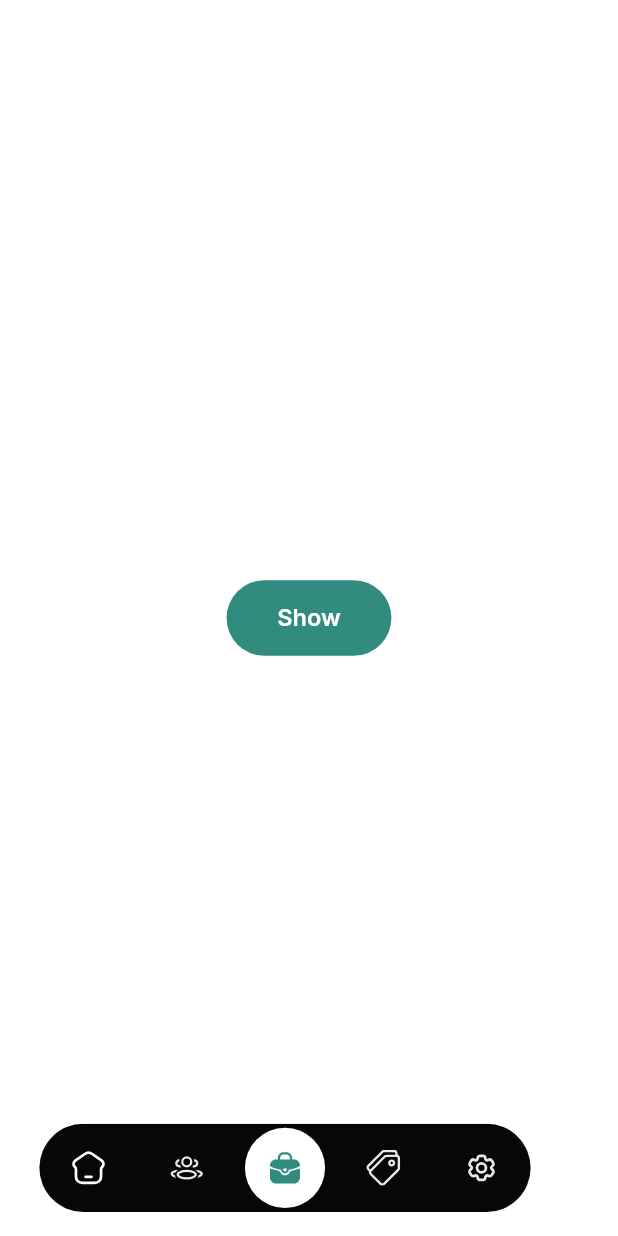
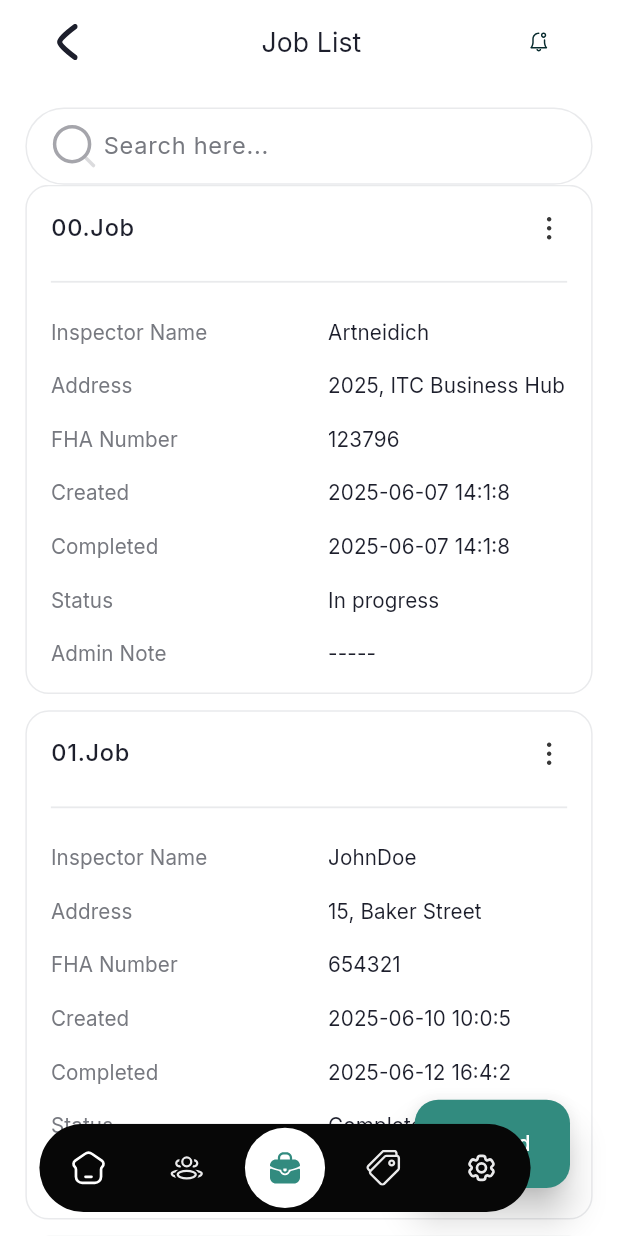
Before and after one commit to backbencherstudio/artneidich_admin_app, a Flutter app: the JobManagementScreen screen opened by its route, on a phone screen of 412 x 824 dp. Run offline on Flutter 3.47's test engine with Material 3 defaults, Android fonts, the phone set to English and light mode, and no system bars; our stand-ins replace flutter_riverpod, flutter_screenutil, flutter_svg, go_router, google_fonts; missing offline and left inert: dynamic_path_url_strategy.

Commit message:
start the flowfix

```diff
--- a/lib/src/core/constant/icons.dart
+++ b/lib/src/core/constant/icons.dart
@@ -18,6 +18,8 @@ static const String appleICon = "$safrid/appleicon.svg ";
 static const String deleteicon = "$iconPath/delete.svg";
 
 
+static const String inspection = "$iconPath/inspect.svg";
+static const String notepad = '$iconPath/notepad.svg';
 
 
 
--- a/lib/src/feature/screens/Home/presentation/home_screen.dart
+++ b/lib/src/feature/screens/Home/presentation/home_screen.dart
@@ -160,6 +160,7 @@ class HomeScreen extends StatelessWidget {
               ),
               SizedBox(height: 16.h),
               CustomDetailsTile(
+
                 index: 1,
                 userName: 'Artneidich',
                 email: 'art@artneidich.com',
--- a/lib/src/feature/screens/Home/presentation/widgets/custom_job_detail_tile.dart
+++ b/lib/src/feature/screens/Home/presentation/widgets/custom_job_detail_tile.dart
@@ -1,12 +1,18 @@
+// ignore_for_file: use_build_context_synchronously
+
 import 'package:artneidich_admin/src/feature/screens/Home/presentation/widgets/custom_row_text.dart';
+import 'package:artneidich_admin/src/feature/screens/job_management_screen/presentation/widget/show_create_job_sheet.dart';
+import 'package:artneidich_admin/src/feature/screens/label_management_screens/presentation/widgets/menu_card.dart';
 import 'package:flutter/material.dart';
+import 'package:flutter_riverpod/flutter_riverpod.dart';
 import 'package:flutter_screenutil/flutter_screenutil.dart';
 import 'package:flutter_svg/svg.dart';
 
 import '../../../../../core/constant/icons.dart';
 import '../../../../../core/theme/theme_extension/color_pallete.dart';
+import '../../../../common_widgets/commonWidget.dart';
 
-class CustomJobDetailTile extends StatelessWidget {
+class CustomJobDetailTile extends ConsumerWidget {
 
  final int index;
   final String inspectorName;
@@ -16,8 +22,8 @@ class CustomJobDetailTile extends StatelessWidget {
   final String completedAt;
   final String status;
   final String? adminNote;
-
-  const CustomJobDetailTile({
+  final GlobalKey _key = GlobalKey();
+   CustomJobDetailTile({
     super.key,
     required this.index,
     required this.inspectorName,
@@ -30,7 +36,7 @@ class CustomJobDetailTile extends StatelessWidget {
   });
 
   @override
-  Widget build(BuildContext context) {
+  Widget build(BuildContext context, WidgetRef ref) {
     final textTheme = Theme.of(context).textTheme;
 
     return Container(
@@ -63,7 +69,28 @@ class CustomJobDetailTile extends StatelessWidget {
                   ),
                 ),
                 Spacer(),
-                SvgPicture.asset(AppIcons.threedot),
+               GestureDetector(
+                  key: _key,
+                  onTap: () async {
+                    final value = await customPopupMenu(
+                      height: 222.h,
+                      context: context,
+                      key: _key,
+                      list: {"Add note","Inspector Issue","Edit", "Delete"},
+                      iconListPath: [AppIcons.notepad,AppIcons.inspection,AppIcons.editIcon, AppIcons.delete],
+                    );
+                    if (value != null) {
+                      debugPrint('\n\n$value\n\n');
+                    }
+                    if(value == 'Edit'){
+                     showCreateJobSheet(context , ref);
+                    }
+                    if(value == 'Delete'){
+                      CommonWidget.deleteSheet(context: context, onTap: (){});
+                    }
+                  },
+                  child: SvgPicture.asset(AppIcons.threedot),
+                ),
               ],
             ),
             SizedBox(height: 16.h),
--- /dev/null
+++ b/lib/src/feature/screens/job_management_screen/RiverPod/jobList_provider.dart
@@ -0,0 +1,14 @@
+import 'package:artneidich_admin/src/feature/screens/job_management_screen/model/dummy_json_job_model.dart';
+import 'package:artneidich_admin/src/feature/screens/job_management_screen/model/job_inspection_model.dart';
+import 'package:flutter_riverpod/flutter_riverpod.dart';
+
+final userJobListProvider = FutureProvider<List<InspectionDetails>>((ref) async {
+  await Future.delayed(Duration(milliseconds: 200));
+
+  try {
+    final jobList = await UserJobDataCall.fetchUser(dummyJobJsonData);
+    return jobList;
+  } catch (error) {
+    throw Exception('Error while fetching data : $error');
+  }
+});
--- /dev/null
+++ b/lib/src/feature/screens/job_management_screen/model/dummy_json_job_model.dart
@@ -0,0 +1,231 @@
+
+const String dummyJobJsonData = '''{
+
+   "data" : [
+  {
+    "inspectorName": "Artneidich",
+    "address": "2025, ITC Business Hub",
+    "fhaNumber": "123796",
+    "created": "2025-06-07 14:1:8",
+    "completed": "2025-06-07 14:1:8",
+    "status": "In progress",
+    "adminNote": "-----"
+  },
+  {
+    "inspectorName": "JohnDoe",
+    "address": "15, Baker Street",
+    "fhaNumber": "654321",
+    "created": "2025-06-10 10:0:5",
+    "completed": "2025-06-12 16:4:2",
+    "status": "Completed",
+    "adminNote": "Reviewed"
+  },
+  {
+    "inspectorName": "JaneSmith",
+    "address": "9, Elm Street",
+    "fhaNumber": "234567",
+    "created": "2025-05-25 12:3:2",
+    "completed": "2025-05-26 14:2:3",
+    "status": "Pending",
+    "adminNote": "Follow-up needed"
+  },
+  {
+    "inspectorName": "MichaelJohnson",
+    "address": "17, Oak Avenue",
+    "fhaNumber": "987654",
+    "created": "2025-06-05 09:4:5",
+    "completed": "2025-06-06 11:2:1",
+    "status": "In progress",
+    "adminNote": "-----"
+  },
+  {
+    "inspectorName": "AliceWilliams",
+    "address": "32, Park Lane",
+    "fhaNumber": "123654",
+    "created": "2025-06-01 14:1:3",
+    "completed": "2025-06-02 15:1:0",
+    "status": "Completed",
+    "adminNote": "All checks passed"
+  },
+  {
+    "inspectorName": "DavidBrown",
+    "address": "44, King Street",
+    "fhaNumber": "852963",
+    "created": "2025-06-03 16:0:0",
+    "completed": "2025-06-05 18:3:2",
+    "status": "In progress",
+    "adminNote": "-----"
+  },
+  {
+    "inspectorName": "SophiaJones",
+    "address": "100, Queen's Road",
+    "fhaNumber": "987123",
+    "created": "2025-06-08 18:3:5",
+    "completed": "2025-06-10 12:4:6",
+    "status": "Completed",
+    "adminNote": "Verified"
+  },
+  {
+    "inspectorName": "JamesMiller",
+    "address": "200, Maple Avenue",
+    "fhaNumber": "741258",
+    "created": "2025-06-02 13:1:9",
+    "completed": "2025-06-05 17:5:3",
+    "status": "In progress",
+    "adminNote": "Awaiting final review"
+  },
+  {
+    "inspectorName": "OliviaDavis",
+    "address": "55, Pine Road",
+    "fhaNumber": "159357",
+    "created": "2025-06-09 08:2:4",
+    "completed": "2025-06-10 13:2:1",
+    "status": "Pending",
+    "adminNote": "Requires updates"
+  },
+  {
+    "inspectorName": "WilliamMartinez",
+    "address": "33, Birch Street",
+    "fhaNumber": "987654",
+    "created": "2025-06-07 11:3:2",
+    "completed": "2025-06-08 12:4:3",
+    "status": "In progress",
+    "adminNote": "-----"
+  },
+  {
+    "inspectorName": "LiamHernandez",
+    "address": "12, Cherry Lane",
+    "fhaNumber": "321654",
+    "created": "2025-06-04 12:0:1",
+    "completed": "2025-06-06 14:2:0",
+    "status": "Completed",
+    "adminNote": "Successfully completed"
+  },
+  {
+    "inspectorName": "EllaLopez",
+    "address": "88, Willow Street",
+    "fhaNumber": "564789",
+    "created": "2025-06-03 10:1:0",
+    "completed": "2025-06-04 15:3:0",
+    "status": "In progress",
+    "adminNote": "-----"
+  },
+  {
+    "inspectorName": "JacksonGonzalez",
+    "address": "77, Sunset Boulevard",
+    "fhaNumber": "654987",
+    "created": "2025-06-06 14:0:3",
+    "completed": "2025-06-08 17:1:5",
+    "status": "In progress",
+    "adminNote": "Scheduled for review"
+  },
+  {
+    "inspectorName": "AveryWilson",
+    "address": "220, Main Street",
+    "fhaNumber": "321478",
+    "created": "2025-06-05 08:3:4",
+    "completed": "2025-06-07 16:2:1",
+    "status": "Completed",
+    "adminNote": "Final checks passed"
+  },
+  {
+    "inspectorName": "MasonAnderson",
+    "address": "99, Forest Drive",
+    "fhaNumber": "753951",
+    "created": "2025-06-08 13:4:5",
+    "completed": "2025-06-09 14:3:0",
+    "status": "In progress",
+    "adminNote": "Awaiting approval"
+  },
+  {
+    "inspectorName": "IsabellaThomas",
+    "address": "33, Riverfront Road",
+    "fhaNumber": "159753",
+    "created": "2025-06-07 12:0:0",
+    "completed": "2025-06-09 17:5:6",
+    "status": "In progress",
+    "adminNote": "-----"
+  },
+  {
+    "inspectorName": "LucasJackson",
+    "address": "44, Hilltop Lane",
+    "fhaNumber": "258369",
+    "created": "2025-06-10 12:2:5",
+    "completed": "2025-06-12 10:3:8",
+    "status": "Completed",
+    "adminNote": "Completed successfully"
+  },
+  {
+    "inspectorName": "AmeliaWhite",
+    "address": "11, Spring Street",
+    "fhaNumber": "987234",
+    "created": "2025-06-04 13:0:3",
+    "completed": "2025-06-05 12:2:4",
+    "status": "In progress",
+    "adminNote": "-----"
+  },
+  {
+    "inspectorName": "EthanHarris",
+    "address": "56, Garden Road",
+    "fhaNumber": "112233",
+    "created": "2025-06-03 16:3:2",
+    "completed": "2025-06-04 17:0:1",
+    "status": "Completed",
+    "adminNote": "Verified"
+  },
+  {
+    "inspectorName": "HarperClark",
+    "address": "101, Sunset Avenue",
+    "fhaNumber": "445566",
+    "created": "2025-06-07 10:1:9",
+    "completed": "2025-06-08 14:4:1",
+    "status": "Pending",
+    "adminNote": "Requires review"
+  },
+  {
+    "inspectorName": "JackAllen",
+    "address": "120, Beach Road",
+    "fhaNumber": "774411",
+    "created": "2025-06-02 12:1:5",
+    "completed": "2025-06-03 13:3:0",
+    "status": "In progress",
+    "adminNote": "-----"
+  },
+  {
+    "inspectorName": "CharlotteYoung",
+    "address": "77, Meadow Lane",
+    "fhaNumber": "558877",
+    "created": "2025-06-08 11:1:8",
+    "completed": "2025-06-09 15:3:3",
+    "status": "Completed",
+    "adminNote": "All checks cleared"
+  },
+  {
+    "inspectorName": "BenjaminKing",
+    "address": "200, Highland Street",
+    "fhaNumber": "996633",
+    "created": "2025-06-04 14:2:9",
+    "completed": "2025-06-06 16:2:4",
+    "status": "In progress",
+    "adminNote": "Scheduled for follow-up"
+  },
+  {
+    "inspectorName": "MiaScott",
+    "address": "66, Pine Street",
+    "fhaNumber": "112233",
+    "created": "2025-06-05 09:0:7",
+    "completed": "2025-06-06 11:1:0",
+    "status": "Completed",
+    "adminNote": "Reviewed"
+  },
+  {
+    "inspectorName": "AlexanderAdams",
+    "address": "300, Oak Avenue",
+    "fhaNumber": "667788",
+    "created": "2025-06-01 13:3:0",
+    "completed": "2025-06-03 14:2:1",
+    "status": "In progress",
+    "adminNote": "-----"
+  }
+]
+}''';
--- /dev/null
+++ b/lib/src/feature/screens/job_management_screen/model/job_inspection_model.dart
@@ -0,0 +1,56 @@
+import 'dart:convert';
+
+class InspectionDetails {
+  final String inspectorName;
+  final String address;
+  final String fhaNumber;
+  final String created;
+  final String completed;
+  final String status;
+  final String adminNote;
+
+  InspectionDetails({
+    required this.inspectorName,
+    required this.address,
+    required this.fhaNumber,
+    required this.created,
+    required this.completed,
+    required this.status,
+    required this.adminNote,
+  });
+
+  factory InspectionDetails.fromJson(Map<String, dynamic> json) {
+    return InspectionDetails(
+      inspectorName: json['inspectorName'],
+      address: json['address'],
+      fhaNumber: json['fhaNumber'],
+      created: json['created'],
+      completed: json['completed'],
+      status: json['status'],
+      adminNote: json['adminNote'],
+    );
+  }
+
+  Map<String, dynamic> toJson() {
+    return {
+      'inspectorName': inspectorName,
+      'address': address,
+      'fhaNumber': fhaNumber,
+      'created': created,
+      'completed': completed,
+      'status': status,
+      'adminNote': adminNote,
+    };
+  }
+}
+class UserJobDataCall {
+  static Future<List<InspectionDetails>> fetchUser(String dummyData) async {
+    final decodedData = jsonDecode(dummyData);
+
+    final listData = decodedData['data'];
+    List<InspectionDetails> userJobList = (listData as List)
+        .map((item) => InspectionDetails.fromJson(item))
+        .toList();
+    return userJobList;
+  }
+}
--- a/lib/src/feature/screens/job_management_screen/presentation/job_management_screen.dart
+++ b/lib/src/feature/screens/job_management_screen/presentation/job_management_screen.dart
@@ -1,24 +1,98 @@
+import 'package:artneidich_admin/src/feature/screens/Home/presentation/widgets/custom_job_detail_tile.dart';
+import 'package:artneidich_admin/src/feature/screens/job_management_screen/RiverPod/jobList_provider.dart';
+import 'package:artneidich_admin/src/feature/screens/user_Managment/presentation/widgets/add_user_bottomSheet.dart';
 import 'package:flutter/material.dart';
 import 'package:flutter_riverpod/flutter_riverpod.dart';
+import 'package:flutter_screenutil/flutter_screenutil.dart';
+import 'package:flutter_svg/svg.dart';
 
-import 'widget/show_create_job_sheet.dart';
+import '../../../../core/constant/icons.dart';
+import '../../../../core/constant/padding.dart';
+import '../../../../core/theme/theme_extension/color_pallete.dart';
+import '../../../common_widgets/commonWidget.dart';
 
 class JobManagementScreen extends StatelessWidget {
   const JobManagementScreen({super.key});
 
   @override
   Widget build(BuildContext context) {
+
     return Scaffold(
-      body: Center(
-        child: Consumer(
-          builder: (context, ref,child) {
-            return ElevatedButton(
-              onPressed: () {
-                showCreateJobSheet(context, ref);
+      body: Padding(
+        padding: AppPadding.horizontalPadding,
+        child: Column(
+          children: [
+            CommonWidget.appBar(title: "Job List"),
+            SizedBox(height: 16.h),
+            TextFormField(
+              decoration: InputDecoration(
+                hintText: "Search here...",
+                prefixIcon: Padding(
+                  padding: EdgeInsets.only(left: 16.w),
+                  child: SvgPicture.asset(AppIcons.search),
+                ),
+              ),
+            ),
+
+            Consumer(
+              builder: (_, ref, _) {
+                debugPrint('\ncalling user data \n');
+                final userData = ref.watch(userJobListProvider);
+
+                return userData.when(
+                  data: (userData) {
+                    return Expanded(
+                      child: ListView.builder(
+                        itemCount: userData.length,
+                        itemBuilder: (_, index) {
+                          final user = userData[index];
+
+                          return Padding(
+                            padding:  EdgeInsets.only(bottom:11.h ),
+                            child: CustomJobDetailTile(
+
+                              index: index,
+                              inspectorName: user.inspectorName,
+                              address: user.address,
+                              fhaNumber: user.fhaNumber ,
+                              createdAt: user.created,
+                              completedAt: user.completed ,
+                              status: user.status,
+                              adminNote: user.adminNote ),
+                          );
+                        },
+                      ),
+                    );
+                  },
+                  error: (error, stack) =>
+                      Center(child: Text('Failed to load data')),
+                  loading: () => Center(child: CircularProgressIndicator()),
+                );
               },
-              child: Text('Show'),
-            );
-          },
+            ),
+          ],
+        ),
+      ),
+      floatingActionButton: Padding(
+        padding: EdgeInsets.all(16.0),
+        child: SizedBox(
+          width: 98.w,
+          height: 60.h,
+          child: FloatingActionButton(
+            elevation: 10,
+            shape: RoundedRectangleBorder(
+              borderRadius: BorderRadiusGeometry.circular(16.r),
+            ),
+            backgroundColor: AppColor.primaryColor,
+            child: Row(
+              mainAxisAlignment: MainAxisAlignment.center,
+              mainAxisSize: MainAxisSize.min,
+              children: [Icon(Icons.add), Text("Add")],
+            ),
+            onPressed: () async {
+              showCreateNewUserSheet(context);
+            },
+          ),
         ),
       ),
     );
--- a/lib/src/feature/screens/job_management_screen/presentation/widget/show_create_job_sheet.dart
+++ b/lib/src/feature/screens/job_management_screen/presentation/widget/show_create_job_sheet.dart
@@ -1,8 +1,6 @@
 import 'package:flutter/material.dart';
 import 'package:flutter_riverpod/flutter_riverpod.dart';
 import 'package:flutter_screenutil/flutter_screenutil.dart';
-import 'package:artneidich_admin/src/core/theme/theme_extension/color_pallete.dart';
-import 'package:artneidich_admin/src/feature/common_widgets/circle_check_box/circle_ckeckBoc.dart';
 import '../../../../common_widgets/bottom_nav_bar/bottom_sheet_provider.dart';
 import 'action_button.dart';
 import 'build_text_field.dart';
--- a/lib/src/feature/screens/label_management_screens/presentation/widgets/menu_card.dart
+++ b/lib/src/feature/screens/label_management_screens/presentation/widgets/menu_card.dart
@@ -10,6 +10,7 @@ Future<String?> customPopupMenu({
   required GlobalKey key,
   required Set<String> list,
   required List<String> iconListPath,
+   double? height,
 }) async {
   final RenderBox renderBox =
       key.currentContext!.findRenderObject() as RenderBox;
@@ -23,7 +24,7 @@ Future<String?> customPopupMenu({
     color: Colors.white,
     elevation: 20,
     shadowColor: Colors.grey.withValues(alpha: 0.2),
-    constraints: BoxConstraints(minWidth: 150.w, maxHeight: 130.h),
+    constraints: BoxConstraints(minWidth: 150.w, maxHeight:height?? 130.h),
     shape: RoundedRectangleBorder(borderRadius: BorderRadius.circular(10.r)),
     position: RelativeRect.fromLTRB(
       190.w,
--- a/lib/src/feature/screens/user_Managment/presentation/user_mgmt_screen.dart
+++ b/lib/src/feature/screens/user_Managment/presentation/user_mgmt_screen.dart
@@ -16,6 +16,7 @@ class UserMgmtScreen extends StatelessWidget {
 
   @override
   Widget build(BuildContext context) {
+
     return Scaffold(
       body: Padding(
         padding: AppPadding.horizontalPadding,
@@ -45,12 +46,14 @@ class UserMgmtScreen extends StatelessWidget {
                         itemCount: userData.length,
                         itemBuilder: (_, index) {
                           final user = userData[index];
+
                           return CustomDetailsTile(
                             email: user.email,
                             index: user.index,
                             phoneNumber: user.phoneNumber,
                             role: user.role,
                             userName: user.userName,
+
                           );
                         },
                       ),
```
Also changed, not shown: lib/src/feature/screens/Home/presentation/widgets/custom_details_tile.dart (+22 -3 lines), assets/icons/inspect.svg (added), assets/icons/notepad.svg (added).
